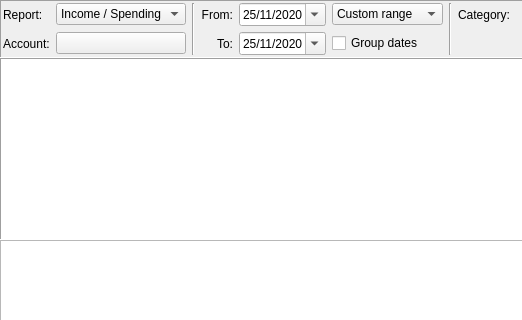
Before: the Qt Designer form jal/ui/reports_widget.ui in titov-vv/jal, drawn with Qt 5; both pictures show x 0 to 522 and y 0 to 320 of the 928 by 423 pixel window.
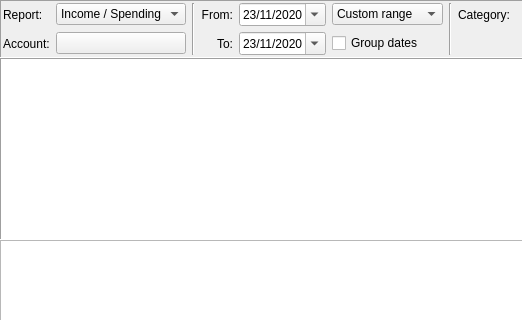
After: the same form once the commit is applied. Custom widgets are drawn as their Qt base class.

Diff of the .ui file:
```diff
--- a/jal/ui/reports_widget.ui
+++ b/jal/ui/reports_widget.ui
@@ -88,7 +88,7 @@
           <second>0</second>
           <year>2020</year>
           <month>11</month>
-          <day>25</day>
+          <day>23</day>
          </datetime>
         </property>
         <property name="displayFormat">
@@ -235,7 +235,7 @@
           <second>0</second>
           <year>2020</year>
           <month>11</month>
-          <day>25</day>
+          <day>23</day>
          </datetime>
         </property>
         <property name="displayFormat">
```
